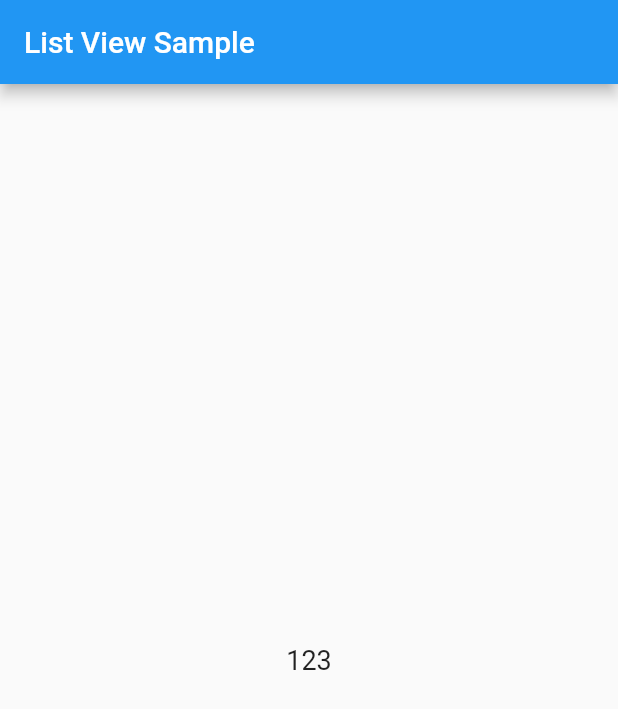
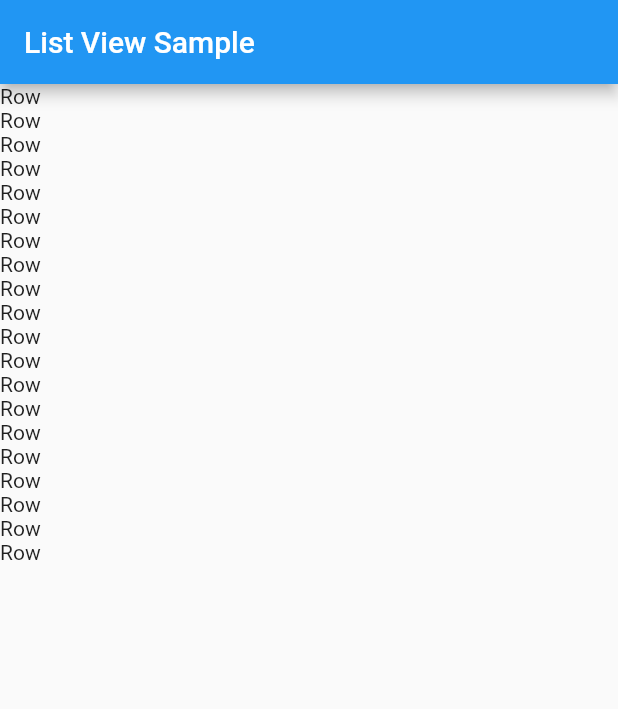
Before and after one commit to WataruMaeda/flutter-protptype, a Flutter app: the screen it shows after launch, on a phone screen of 412 x 824 dp. Shown: the top 709 px of the screen. Run offline on Flutter 3.47's test engine with Material 2 defaults, Android fonts, the phone set to English and light mode, and no system bars.

Commit message:
chore: update contents to the list view

```diff
--- a/try_list_view/lib/main.dart
+++ b/try_list_view/lib/main.dart
@@ -24,8 +24,11 @@ class ListWidget extends StatelessWidget {
   @override
     Widget build(BuildContext context) {
       // TODO: implement build
-      return new Center(
-        child: new Text("123", style: new TextStyle(fontSize: 18.0),),
+      return new ListView.builder(
+        itemCount: 20,
+        itemBuilder: (context, rowNumber) {
+          return new Text("Row");
+        },
       );
     }
 }
```
Also changed, not shown: 1 other file.
